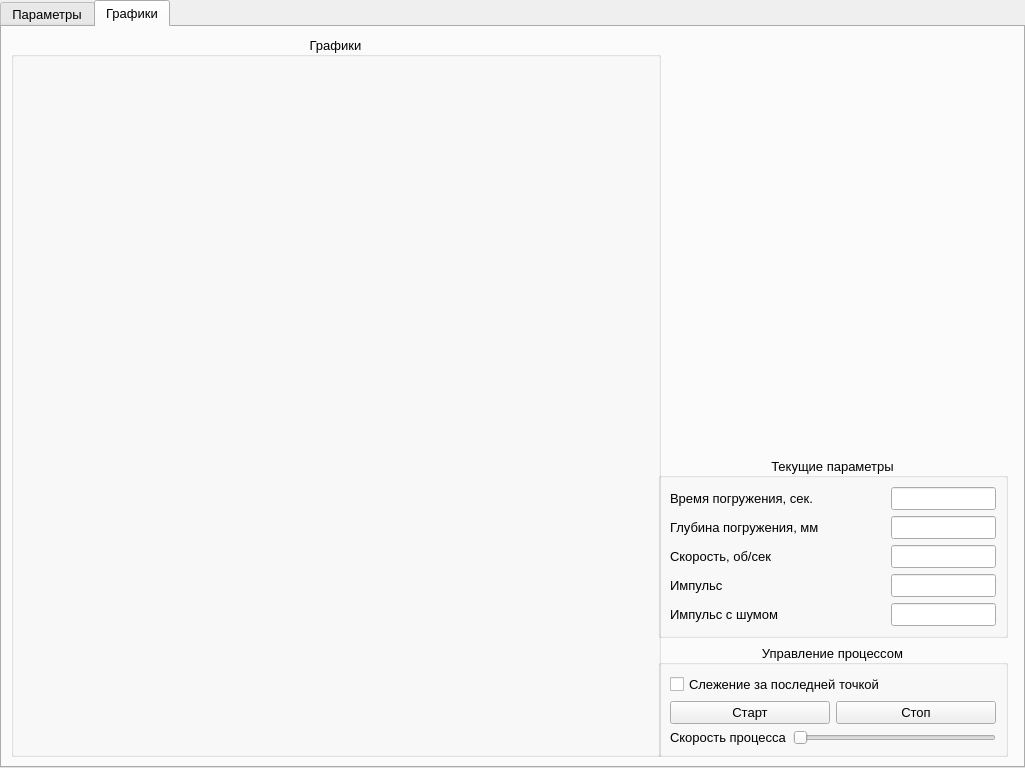
The window that mainwindow.ui (DvaMishkiLapa/xolm3) describes before a commit, drawn with Qt 5.
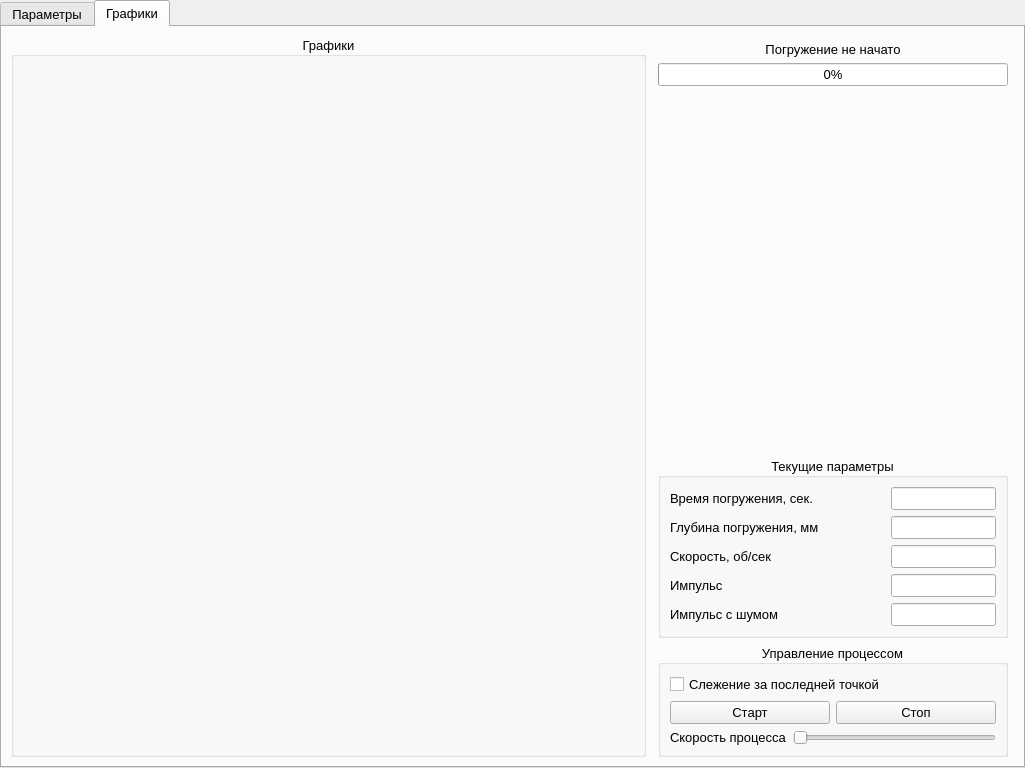
The same window after the commit. The open tabs and pages were chosen to show the change.

Commit message: Add progress bar and progress widget in UI

The edit to the form file:
```diff
--- a/mainwindow.ui
+++ b/mainwindow.ui
@@ -603,7 +603,7 @@
             </property>
             <property name="minimumSize">
              <size>
-              <width>650</width>
+              <width>630</width>
               <height>0</height>
              </size>
             </property>
@@ -648,6 +648,73 @@
           <property name="bottomMargin">
            <number>0</number>
           </property>
+          <item>
+           <widget class="QLabel" name="progress_status">
+            <property name="text">
+             <string>Погружение не начато</string>
+            </property>
+            <property name="alignment">
+             <set>Qt::AlignCenter</set>
+            </property>
+           </widget>
+          </item>
+          <item>
+           <widget class="QProgressBar" name="progress_bar">
+            <property name="sizePolicy">
+             <sizepolicy hsizetype="Expanding" vsizetype="Fixed">
+              <horstretch>0</horstretch>
+              <verstretch>0</verstretch>
+             </sizepolicy>
+            </property>
+            <property name="maximumSize">
+             <size>
+              <width>350</width>
+              <height>16777215</height>
+             </size>
+            </property>
+            <property name="value">
+             <number>0</number>
+            </property>
+            <property name="alignment">
+             <set>Qt::AlignCenter</set>
+            </property>
+            <property name="textVisible">
+             <bool>true</bool>
+            </property>
+            <property name="orientation">
+             <enum>Qt::Horizontal</enum>
+            </property>
+            <property name="textDirection">
+             <enum>QProgressBar::TopToBottom</enum>
+            </property>
+           </widget>
+          </item>
+          <item>
+           <layout class="QVBoxLayout" name="verticalLayout_10">
+            <item>
+             <widget class="QWidget" name="widged_pile_draw" native="true">
+              <property name="sizePolicy">
+               <sizepolicy hsizetype="Minimum" vsizetype="Expanding">
+                <horstretch>0</horstretch>
+                <verstretch>0</verstretch>
+               </sizepolicy>
+              </property>
+              <property name="minimumSize">
+               <size>
+                <width>345</width>
+                <height>370</height>
+               </size>
+              </property>
+              <property name="maximumSize">
+               <size>
+                <width>400</width>
+                <height>450</height>
+               </size>
+              </property>
+             </widget>
+            </item>
+           </layout>
+          </item>
           <item>
            <spacer name="verticalSpacer_2">
             <property name="orientation">
```
The commit also changes 1 other file.
